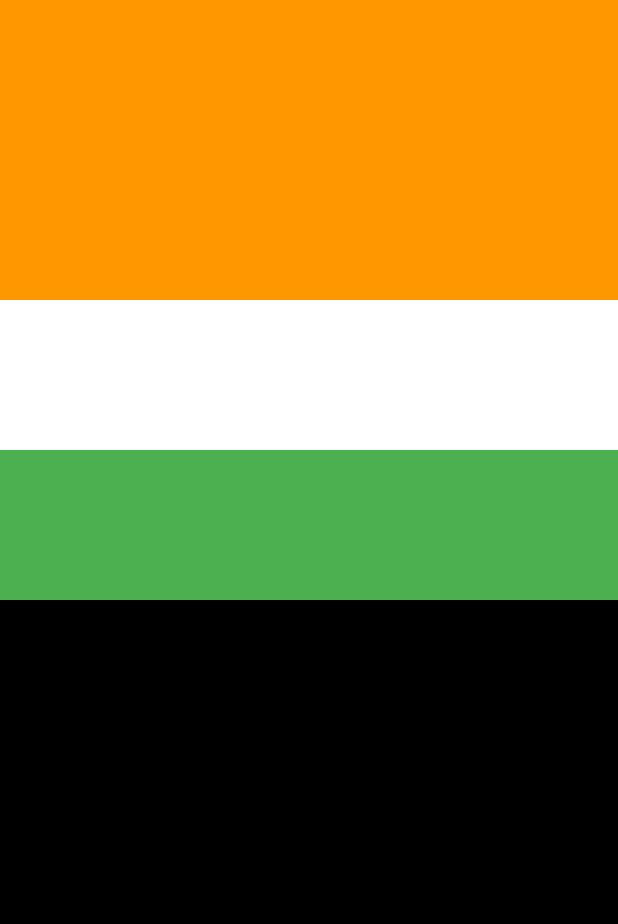
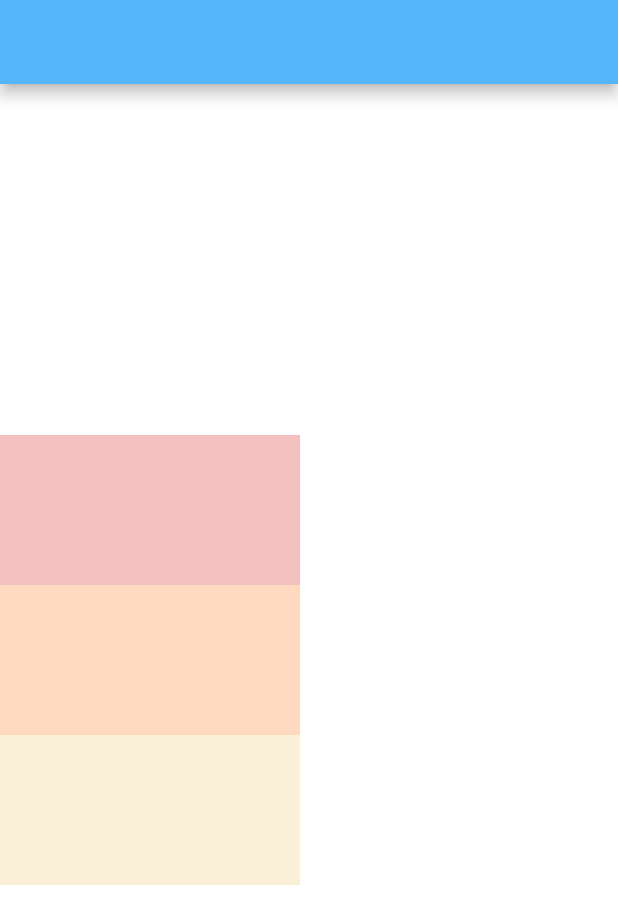
Before and after one commit to sach-shelar/Flutter-Tutorials, a Flutter app: the screen it shows after launch, on a phone screen of 412 x 824 dp. Shown: the top 924 px of the screen. Run offline on Flutter 3.47's test engine with Material 2 defaults, Android fonts, the phone set to English and light mode, and no system bars.

Commit message:
added crosAxisAlignment support.

```diff
--- a/all_layouts/lib/column_example.dart
+++ b/all_layouts/lib/column_example.dart
@@ -6,15 +6,17 @@ class ColumnExample extends StatelessWidget {
   @override
   Widget build(BuildContext context) {
     return Scaffold(
+      appBar: AppBar(backgroundColor: Color(0xFF54B5F9)),
       body: Container(
         width: double.infinity,
-        color: Colors.black,
+        color: Colors.white,
         child: Column(
+          mainAxisAlignment: MainAxisAlignment.center,
+          crossAxisAlignment: CrossAxisAlignment.start,
           children: [
-            Container(
-                color: Colors.orange, width: double.infinity, height: 200),
-            Container(color: Colors.white, width: double.infinity, height: 100),
-            Container(color: Colors.green, width: double.infinity, height: 100)
+            Container(color: Color(0xFFF4BFBF), width: 200, height: 100),
+            Container(color: Color(0xFFFFD9C0), width: 200, height: 100),
+            Container(color: Color(0xFFFAF0D7), width: 200, height: 100)
           ],
         ),
       ),
--- a/all_layouts/lib/main.dart
+++ b/all_layouts/lib/main.dart
@@ -13,6 +13,7 @@ class MyApp extends StatelessWidget {
   Widget build(BuildContext context) {
     return const MaterialApp(
       title: 'Flutter Demo',
+      debugShowCheckedModeBanner: false,
       home: ColumnExample(),
     );
   }
```
Also changed, not shown: Images/crossAxisAlignment.png (added), 2 other files.
